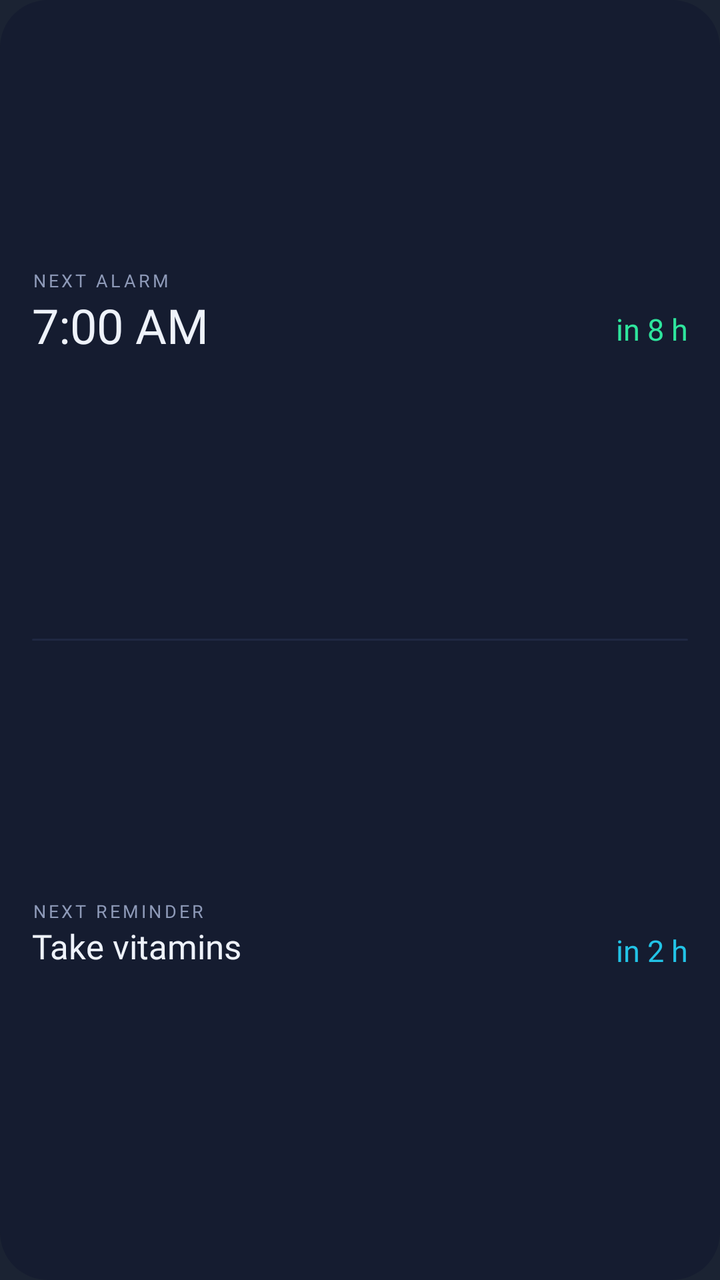
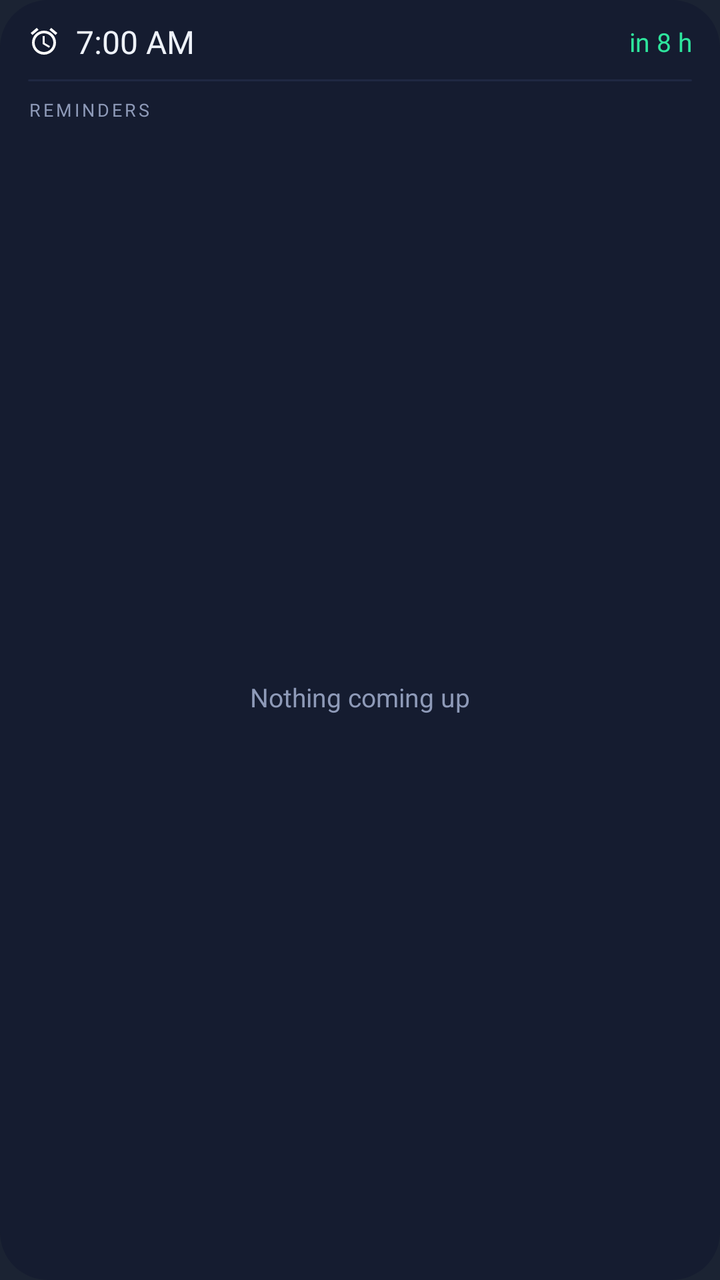

Two renders of the same Android screen: before a commit and after it. Below are the layout's source before the change and the commit's diff.
<!-- AndroidManifest.xml: application theme Theme.Reminders -->
<!-- res/layout/widget_next.xml -->
<LinearLayout xmlns:android="http://schemas.android.com/apk/res/android"
    android:id="@+id/root" android:layout_width="match_parent" android:layout_height="match_parent"
    android:orientation="vertical" android:background="@drawable/widget_bg"
    android:paddingStart="16dp" android:paddingEnd="16dp" android:paddingTop="10dp" android:paddingBottom="10dp">

    
    <LinearLayout android:id="@+id/alarm" android:layout_width="match_parent" android:layout_height="0dp"
        android:layout_weight="1" android:orientation="horizontal" android:gravity="center_vertical">
        <LinearLayout android:layout_width="0dp" android:layout_height="wrap_content" android:layout_weight="1"
            android:orientation="vertical">
            <TextView android:id="@+id/alarm_label" android:layout_width="wrap_content" android:layout_height="wrap_content"
                android:text="NEXT ALARM" android:textColor="#FF8E9AB8" android:textSize="9sp" android:letterSpacing="0.15"
                android:fontFamily="@font/outfit_semibold" />
            <TextView android:id="@+id/alarm_time" android:layout_width="wrap_content" android:layout_height="wrap_content"
                android:textColor="#FFEEF2FA" android:textSize="24sp" android:fontFamily="@font/jetbrains_mono_semibold"
                android:maxLines="1" android:text="7:00 AM" />
            <TextView android:id="@+id/alarm_title" android:layout_width="wrap_content" android:layout_height="wrap_content"
                android:textColor="#FF8E9AB8" android:textSize="12sp" android:maxLines="1" android:ellipsize="end" />
        </LinearLayout>
        <TextView android:id="@+id/alarm_in" android:layout_width="wrap_content" android:layout_height="wrap_content"
            android:textColor="#FF2EE59D" android:textSize="15sp" android:fontFamily="@font/outfit_extrabold"
            android:maxLines="1" android:paddingStart="10dp" android:text="in 8 h" />
    </LinearLayout>

    <ImageView android:id="@+id/divider" android:layout_width="match_parent" android:layout_height="1dp"
        android:src="@drawable/widget_chip" android:scaleType="fitXY" android:contentDescription="@null" />

    
    <LinearLayout android:id="@+id/reminder" android:layout_width="match_parent" android:layout_height="0dp"
        android:layout_weight="1" android:orientation="horizontal" android:gravity="center_vertical">
        <LinearLayout android:layout_width="0dp" android:layout_height="wrap_content" android:layout_weight="1"
            android:orientation="vertical">
            <TextView android:id="@+id/reminder_label" android:layout_width="wrap_content" android:layout_height="wrap_content"
                android:text="NEXT REMINDER" android:textColor="#FF8E9AB8" android:textSize="9sp" android:letterSpacing="0.15"
                android:fontFamily="@font/outfit_semibold" />
            <TextView android:id="@+id/reminder_title" android:layout_width="wrap_content" android:layout_height="wrap_content"
                android:textColor="#FFEEF2FA" android:textSize="17sp" android:fontFamily="@font/outfit_extrabold"
                android:maxLines="1" android:ellipsize="end" android:text="Take vitamins" />
            <TextView android:id="@+id/reminder_time" android:layout_width="wrap_content" android:layout_height="wrap_content"
                android:textColor="#FF8E9AB8" android:textSize="12sp" android:maxLines="1" android:ellipsize="end" />
        </LinearLayout>
        <TextView android:id="@+id/reminder_in" android:layout_width="wrap_content" android:layout_height="wrap_content"
            android:textColor="#FF22C3E6" android:textSize="15sp" android:fontFamily="@font/outfit_extrabold"
            android:maxLines="1" android:paddingStart="10dp" android:text="in 2 h" />
    </LinearLayout>
</LinearLayout>
<!-- resources referenced by this layout -->
<resources>
  <!-- drawable widget_bg (drawable) -->
  <shape xmlns:android="http://schemas.android.com/apk/res/android" android:shape="rectangle">
      <solid android:color="#FF151C30" />
      <corners android:radius="24dp" />
  </shape>
  <!-- drawable widget_chip (drawable) -->
  <shape xmlns:android="http://schemas.android.com/apk/res/android" android:shape="rectangle">
      <solid android:color="#FF1F2842" />
      <corners android:radius="14dp" />
  </shape>
  <style name="Theme.Reminders" parent="android:Theme.Material.NoActionBar">
          <item name="android:windowBackground">@color/launcher_bg</item>
      </style>
  <color name="launcher_bg">#FF1B2333</color>
</resources>

<!-- the commit's change to res/layout/widget_next.xml (unified diff, before → after) -->
@@ -1,46 +1,35 @@
 <LinearLayout xmlns:android="http://schemas.android.com/apk/res/android"
     android:id="@+id/root" android:layout_width="match_parent" android:layout_height="match_parent"
     android:orientation="vertical" android:background="@drawable/widget_bg"
-    android:paddingStart="16dp" android:paddingEnd="16dp" android:paddingTop="10dp" android:paddingBottom="10dp">
+    android:paddingStart="14dp" android:paddingEnd="14dp" android:paddingTop="10dp" android:paddingBottom="8dp">
 
     
-    <LinearLayout android:id="@+id/alarm" android:layout_width="match_parent" android:layout_height="0dp"
-        android:layout_weight="1" android:orientation="horizontal" android:gravity="center_vertical">
-        <LinearLayout android:layout_width="0dp" android:layout_height="wrap_content" android:layout_weight="1"
-            android:orientation="vertical">
-            <TextView android:id="@+id/alarm_label" android:layout_width="wrap_content" android:layout_height="wrap_content"
-                android:text="NEXT ALARM" android:textColor="#FF8E9AB8" android:textSize="9sp" android:letterSpacing="0.15"
-                android:fontFamily="@font/outfit_semibold" />
-            <TextView android:id="@+id/alarm_time" android:layout_width="wrap_content" android:layout_height="wrap_content"
-                android:textColor="#FFEEF2FA" android:textSize="24sp" android:fontFamily="@font/jetbrains_mono_semibold"
-                android:maxLines="1" android:text="7:00 AM" />
-            <TextView android:id="@+id/alarm_title" android:layout_width="wrap_content" android:layout_height="wrap_content"
-                android:textColor="#FF8E9AB8" android:textSize="12sp" android:maxLines="1" android:ellipsize="end" />
-        </LinearLayout>
+    <LinearLayout android:id="@+id/alarm" android:layout_width="match_parent" android:layout_height="wrap_content"
+        android:orientation="horizontal" android:gravity="center_vertical" android:paddingBottom="8dp">
+        <ImageView android:id="@+id/alarm_icon" android:layout_width="16dp" android:layout_height="16dp"
+            android:src="@drawable/ic_tab_alarm" android:contentDescription="@null" />
+        <TextView android:id="@+id/alarm_time" android:layout_width="wrap_content" android:layout_height="wrap_content"
+            android:textColor="#FFEEF2FA" android:textSize="16sp" android:fontFamily="@font/jetbrains_mono_semibold"
+            android:maxLines="1" android:paddingStart="8dp" android:text="7:00 AM" />
+        <TextView android:id="@+id/alarm_title" android:layout_width="0dp" android:layout_height="wrap_content"
+            android:layout_weight="1" android:textColor="#FF8E9AB8" android:textSize="12sp" android:maxLines="1"
+            android:ellipsize="end" android:paddingStart="8dp" />
         <TextView android:id="@+id/alarm_in" android:layout_width="wrap_content" android:layout_height="wrap_content"
-            android:textColor="#FF2EE59D" android:textSize="15sp" android:fontFamily="@font/outfit_extrabold"
-            android:maxLines="1" android:paddingStart="10dp" android:text="in 8 h" />
+            android:textColor="#FF2EE59D" android:textSize="13sp" android:fontFamily="@font/outfit_extrabold"
+            android:maxLines="1" android:paddingStart="8dp" android:text="in 8 h" />
     </LinearLayout>
 
     <ImageView android:id="@+id/divider" android:layout_width="match_parent" android:layout_height="1dp"
         android:src="@drawable/widget_chip" android:scaleType="fitXY" android:contentDescription="@null" />
 
-    
-    <LinearLayout android:id="@+id/reminder" android:layout_width="match_parent" android:layout_height="0dp"
-        android:layout_weight="1" android:orientation="horizontal" android:gravity="center_vertical">
-        <LinearLayout android:layout_width="0dp" android:layout_height="wrap_content" android:layout_weight="1"
-            android:orientation="vertical">
-            <TextView android:id="@+id/reminder_label" android:layout_width="wrap_content" android:layout_height="wrap_content"
-                android:text="NEXT REMINDER" android:textColor="#FF8E9AB8" android:textSize="9sp" android:letterSpacing="0.15"
-                android:fontFamily="@font/outfit_semibold" />
-            <TextView android:id="@+id/reminder_title" android:layout_width="wrap_content" android:layout_height="wrap_content"
-                android:textColor="#FFEEF2FA" android:textSize="17sp" android:fontFamily="@font/outfit_extrabold"
-                android:maxLines="1" android:ellipsize="end" android:text="Take vitamins" />
-            <TextView android:id="@+id/reminder_time" android:layout_width="wrap_content" android:layout_height="wrap_content"
-                android:textColor="#FF8E9AB8" android:textSize="12sp" android:maxLines="1" android:ellipsize="end" />
-        </LinearLayout>
-        <TextView android:id="@+id/reminder_in" android:layout_width="wrap_content" android:layout_height="wrap_content"
-            android:textColor="#FF22C3E6" android:textSize="15sp" android:fontFamily="@font/outfit_extrabold"
-            android:maxLines="1" android:paddingStart="10dp" android:text="in 2 h" />
-    </LinearLayout>
+    <TextView android:id="@+id/reminder_label" android:layout_width="match_parent" android:layout_height="wrap_content"
+        android:text="REMINDERS" android:textColor="#FF8E9AB8" android:textSize="9sp" android:letterSpacing="0.15"
+        android:fontFamily="@font/outfit_semibold" android:paddingTop="8dp" android:paddingBottom="4dp" />
+
+    <FrameLayout android:layout_width="match_parent" android:layout_height="0dp" android:layout_weight="1">
+        <ListView android:id="@+id/items" android:layout_width="match_parent" android:layout_height="match_parent"
+            android:divider="@null" android:dividerHeight="0dp" android:scrollbars="none" />
+        <TextView android:id="@+id/empty" android:layout_width="match_parent" android:layout_height="match_parent"
+            android:gravity="center" android:textColor="#FF8E9AB8" android:textSize="13sp" android:text="Nothing coming up" />
+    </FrameLayout>
 </LinearLayout>
<!-- resource entries referenced after the edit -->
@@ -1,5 +1,11 @@
 <!-- resources referenced by this layout -->
 <resources>
+  <!-- drawable ic_tab_alarm (drawable) -->
+  <vector xmlns:android="http://schemas.android.com/apk/res/android"
+      android:width="24dp" android:height="24dp"
+      android:viewportWidth="24" android:viewportHeight="24">
+      <path android:fillColor="#FFFFFFFF" android:pathData="M22,5.72l-4.6,-3.86 -1.29,1.53 4.6,3.86L22,5.72zM7.88,3.39L6.6,1.86 2,5.71l1.29,1.53 4.59,-3.85zM12.5,8L11,8v6l4.75,2.85 0.75,-1.23 -4,-2.37L12.5,8zM12,4c-4.97,0 -9,4.03 -9,9s4.02,9 9,9c4.97,0 9,-4.03 9,-9s-4.03,-9 -9,-9zM12,20c-3.87,0 -7,-3.13 -7,-7s3.13,-7 7,-7 7,3.13 7,7 -3.13,7 -7,7z" />
+  </vector>
   <!-- drawable widget_bg (drawable) -->
   <shape xmlns:android="http://schemas.android.com/apk/res/android" android:shape="rectangle">
       <solid android:color="#FF151C30" />
